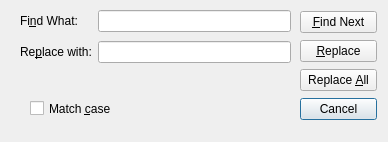
This is dialogs/replacedialog.ui in Kumbong/Notepad_clone as Qt 5 draws it before an edit. The edited form follows.
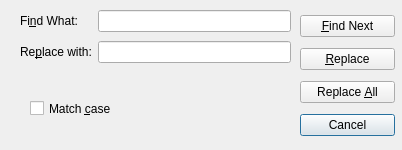
This is the edited form.

Commit message: update find and replace dialogs

Diff of the .ui file:
```diff
--- a/dialogs/replacedialog.ui
+++ b/dialogs/replacedialog.ui
@@ -6,8 +6,8 @@
    <rect>
     <x>0</x>
     <y>0</y>
-    <width>388</width>
-    <height>142</height>
+    <width>402</width>
+    <height>150</height>
    </rect>
   </property>
   <property name="windowTitle">
@@ -26,13 +26,13 @@
     <string>Match &amp;case</string>
    </property>
   </widget>
-  <widget class="QWidget" name="">
+  <widget class="QWidget" name="layoutWidget">
    <property name="geometry">
     <rect>
      <x>300</x>
      <y>10</y>
-     <width>77</width>
-     <height>112</height>
+     <width>95</width>
+     <height>135</height>
     </rect>
    </property>
    <layout class="QVBoxLayout" name="verticalLayout">
@@ -72,7 +72,7 @@
     </item>
    </layout>
   </widget>
-  <widget class="QWidget" name="">
+  <widget class="QWidget" name="layoutWidget">
    <property name="geometry">
     <rect>
      <x>20</x>
```
Left out of the diff: 19 changed lines with no effect on the pictures. The commit also changes 6 other files.
